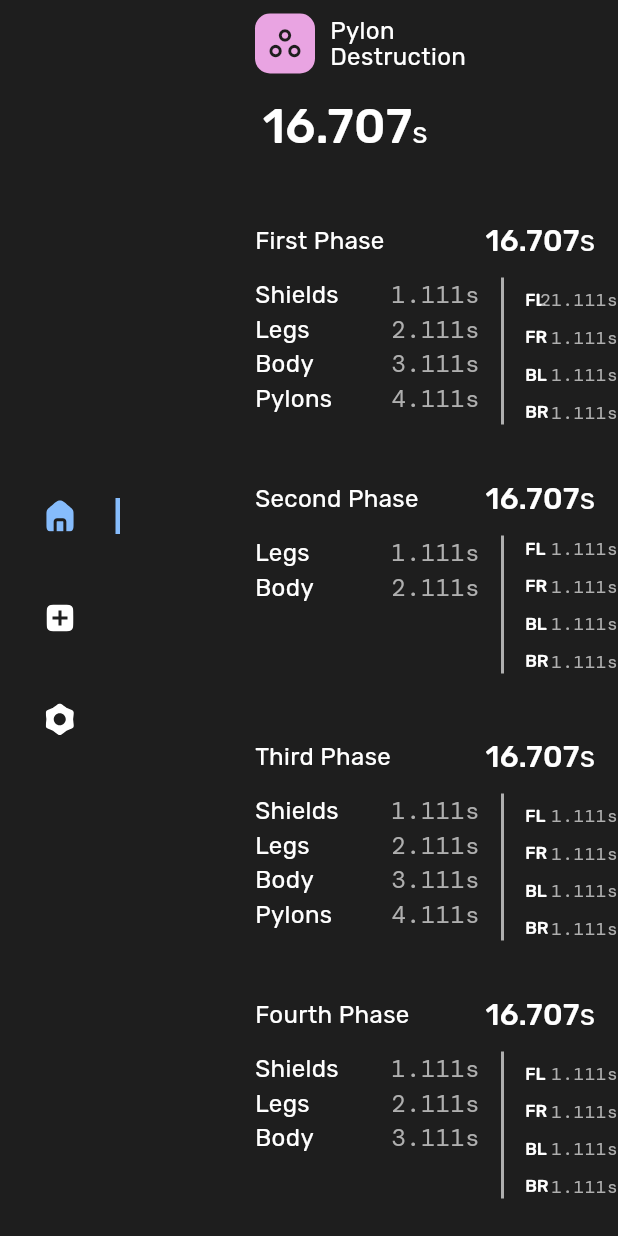
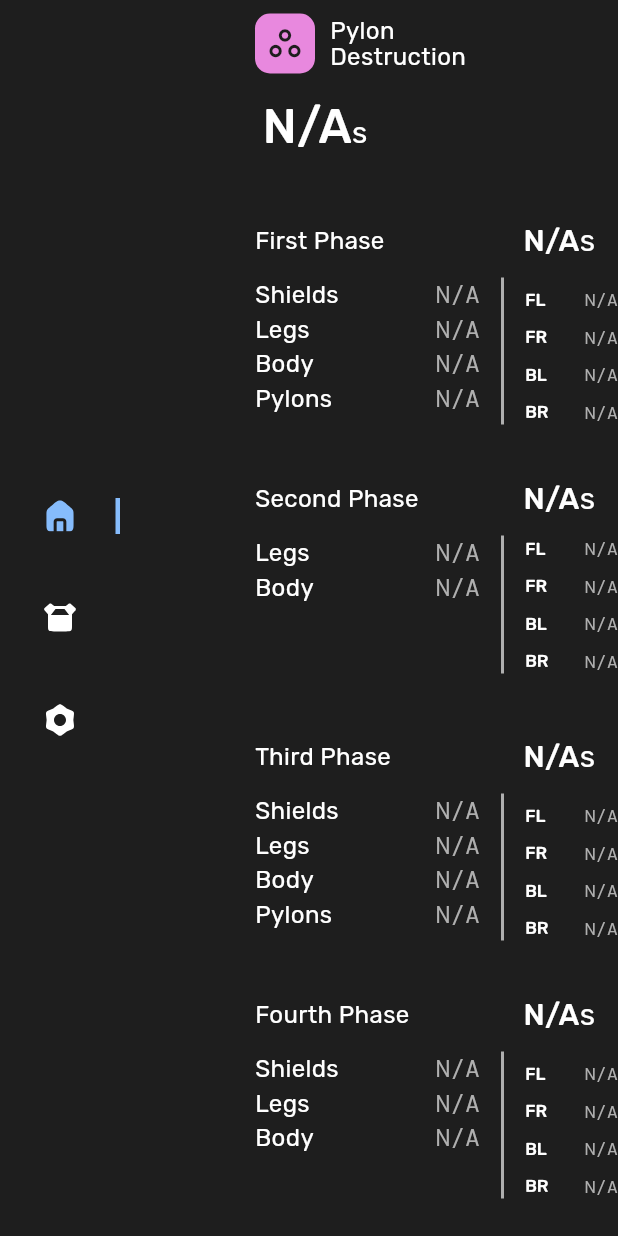
Before and after one commit to Basiiii/Profit-Taker-Analytics, a Flutter app: the screen it shows after launch, scrolled down 946 dp, on a phone screen of 412 x 824 dp. Run offline on Flutter 3.47's test engine with Material 3 defaults, Android fonts, the phone set to English and light mode, and no system bars; drawn by our look-alikes of screenshot; our stand-ins replace flutter_svg, shared_preferences; missing offline and left inert: bitsdojo_window, super_clipboard.

Commit message:
Added Light Mode & Finished Data
Added light mode & finished data preparation for parser (all values start at default).

````diff
--- a/app/lib/main.dart
+++ b/app/lib/main.dart
@@ -1,10 +1,11 @@
 import 'package:flutter/material.dart';
+import 'package:profit_taker_analyzer/theme/theme_control.dart';
 import 'theme/app_theme.dart';
 import 'package:profit_taker_analyzer/widgets/navigation_bar.dart'
     as custom_nav;
 import 'screens/home/home_screen.dart';
-import 'screens/advanced_screen.dart';
-import 'screens/settings_screen.dart';
+import 'screens/run_storage/runs_screen.dart';
+import 'screens/settings/settings_screen.dart';
 import 'package:bitsdojo_window/bitsdojo_window.dart';
 
 /// Main function to run the application.
@@ -30,6 +31,9 @@ class MyApp extends StatefulWidget {
   /// Creates the mutable state for this widget at a given location in the tree.
   @override
   State<MyApp> createState() => _MyAppState();
+
+  static final ValueNotifier<ThemeMode> themeNotifier =
+      ValueNotifier(ThemeMode.dark);
 }
 
 /// The mutable state for the MyApp widget.
@@ -37,15 +41,28 @@ class _MyAppState extends State<MyApp> {
   /// Current index of selected tab.
   int _currentIndex = 0;
 
-  /// Builds the widget tree.
+  /// Future for loading the theme mode.
+  Future<void>? _themeModeFuture;
+
+  @override
+  void initState() {
+    super.initState();
+    _themeModeFuture = loadThemeMode();
+  }
+
   @override
   Widget build(BuildContext context) {
+    return FutureBuilder<void>(
+      future: _themeModeFuture,
+      builder: (context, snapshot) {
+        if (snapshot.connectionState == ConnectionState.done) {
+          return ValueListenableBuilder<ThemeMode>(
+              valueListenable: MyApp.themeNotifier,
+              builder: (_, ThemeMode currentMode, __) {
                 return MaterialApp(
                   theme: lightTheme,
                   darkTheme: darkTheme,
-
-      /// Use dark theme by default
-      themeMode: ThemeMode.dark,
+                  themeMode: currentMode,
                   home: Scaffold(
                     body: Row(
                       children: <Widget>[
@@ -66,7 +83,7 @@ class _MyAppState extends State<MyApp> {
                               HomeScreen(),
 
                               /// Advanced screen widget.
-                  AdvancedScreen(),
+                              RunStorage(),
 
                               /// Settings screen widget.
                               SettingsScreen(),
@@ -77,5 +94,11 @@ class _MyAppState extends State<MyApp> {
                     ),
                   ),
                 );
+              });
+        } else {
+          return const CircularProgressIndicator();
+        }
+      },
+    );
   }
 }
--- a/app/lib/screens/home/home_data.dart
+++ b/app/lib/screens/home/home_data.dart
@@ -72,7 +72,7 @@ class PhaseCards {
 /// - Index 3: Pylons
 ///
 /// The strings represent time durations for each aspect.
-List<String> overviewPhase1 = ['1.111s', '2.111s', '3.111s', '4.111s'];
+List<String> overviewPhase1 = ['N/A', 'N/A', 'N/A', 'N/A'];
 
 /// List of strings representing the overview for the second phase.
 ///
@@ -81,7 +81,7 @@ List<String> overviewPhase1 = ['1.111s', '2.111s', '3.111s', '4.111s'];
 /// - Index 1: Body
 ///
 /// The strings represent time durations for each aspect.
-List<String> overviewPhase2 = ['1.111s', '2.111s'];
+List<String> overviewPhase2 = ['N/A', 'N/A'];
 
 /// List of strings representing the overview for the third phase.
 ///
@@ -92,7 +92,7 @@ List<String> overviewPhase2 = ['1.111s', '2.111s'];
 /// - Index 3: Pylons
 ///
 /// The strings represent time durations for each aspect.
-List<String> overviewPhase3 = ['1.111s', '2.111s', '3.111s', '4.111s'];
+List<String> overviewPhase3 = ['N/A', 'N/A', 'N/A', 'N/A'];
 
 /// List of strings representing the overview for the fourth phase.
 ///
@@ -102,24 +102,24 @@ List<String> overviewPhase3 = ['1.111s', '2.111s', '3.111s', '4.111s'];
 /// - Index 2: Body
 ///
 /// The strings represent time durations for each aspect.
-List<String> overviewPhase4 = ['1.111s', '2.111s', '3.111s'];
+List<String> overviewPhase4 = ['N/A', 'N/A', 'N/A'];
 
 /// List of maps representing the shields for the first phase.
 ///
 /// Each map in the list corresponds to a shield, with the key being the icon and the value being the text.
-/// Initially, this list is empty but will be populated with data fetched from an API.
+/// Initially, this list is empty but will be populated with data fetched from an API. Max of 15 elements.
 List<Map<String, dynamic>> shieldsPhase1 = [];
 
 /// List of maps representing the shields for the third phase.
 ///
 /// Each map in the list corresponds to a shield, with the key being the icon and the value being the text.
-/// Initially, this list is empty but will be populated with data fetched from an API.
+/// Initially, this list is empty but will be populated with data fetched from an API. Max of 15 elements.
 List<Map<String, dynamic>> shieldsPhase3 = [];
 
 /// List of maps representing the shields for the fourth phase.
 ///
 /// Each map in the list corresponds to a shield, with the key being the icon and the value being the text.
-/// Initially, this list is empty but will be populated with data fetched from an API.
+/// Initially, this list is empty but will be populated with data fetched from an API. Max of 15 elements.
 List<Map<String, dynamic>> shieldsPhase4 = [];
 
 /// List of maps representing the legs for the first phase.
@@ -127,10 +127,10 @@ List<Map<String, dynamic>> shieldsPhase4 = [];
 /// Each map in the list corresponds to a leg, with the key being the icon and the value being the text.
 /// The order of the legs is: Front Left, Front Right, Back Left, Back Right.
 List<Map<String, dynamic>> legsPhase1 = [
-  {'icon': CustomIcons.fl, 'text': '21.111s'},
-  {'icon': CustomIcons.fr, 'text': '1.111s'},
-  {'icon': CustomIcons.bl, 'text': '1.111s'},
-  {'icon': CustomIcons.br, 'text': '1.111s'},
+  {'icon': CustomIcons.fl, 'text': 'N/A'},
+  {'icon': CustomIcons.fr, 'text': 'N/A'},
+  {'icon': CustomIcons.bl, 'text': 'N/A'},
+  {'icon': CustomIcons.br, 'text': 'N/A'},
 ];
 
 /// List of maps representing the legs for the second phase.
@@ -138,10 +138,10 @@ List<Map<String, dynamic>> legsPhase1 = [
 /// Each map in the list corresponds to a leg, with the key being the icon and the value being the text.
 /// The order of the legs is: Front Left, Front Right, Back Left, Back Right.
 List<Map<String, dynamic>> legsPhase2 = [
-  {'icon': CustomIcons.fl, 'text': '1.111s'},
-  {'icon': CustomIcons.fr, 'text': '1.111s'},
-  {'icon': CustomIcons.bl, 'text': '1.111s'},
-  {'icon': CustomIcons.br, 'text': '1.111s'},
+  {'icon': CustomIcons.fl, 'text': 'N/A'},
+  {'icon': CustomIcons.fr, 'text': 'N/A'},
+  {'icon': CustomIcons.bl, 'text': 'N/A'},
+  {'icon': CustomIcons.br, 'text': 'N/A'},
 ];
 
 /// List of maps representing the legs for the third phase.
@@ -149,10 +149,10 @@ List<Map<String, dynamic>> legsPhase2 = [
 /// Each map in the list corresponds to a leg, with the key being the icon and the value being the text.
 /// The order of the legs is: Front Left, Front Right, Back Left, Back Right.
 List<Map<String, dynamic>> legsPhase3 = [
-  {'icon': CustomIcons.fl, 'text': '1.111s'},
-  {'icon': CustomIcons.fr, 'text': '1.111s'},
-  {'icon': CustomIcons.bl, 'text': '1.111s'},
-  {'icon': CustomIcons.br, 'text': '1.111s'},
+  {'icon': CustomIcons.fl, 'text': 'N/A'},
+  {'icon': CustomIcons.fr, 'text': 'N/A'},
+  {'icon': CustomIcons.bl, 'text': 'N/A'},
+  {'icon': CustomIcons.br, 'text': 'N/A'},
 ];
 
 /// List of maps representing the legs for the fourth phase.
@@ -160,10 +160,10 @@ List<Map<String, dynamic>> legsPhase3 = [
 /// Each map in the list corresponds to a leg, with the key being the icon and the value being the text.
 /// The order of the legs is: Front Left, Front Right, Back Left, Back Right.
 List<Map<String, dynamic>> legsPhase4 = [
-  {'icon': CustomIcons.fl, 'text': '1.111s'},
-  {'icon': CustomIcons.fr, 'text': '1.111s'},
-  {'icon': CustomIcons.bl, 'text': '1.111s'},
-  {'icon': CustomIcons.br, 'text': '1.111s'},
+  {'icon': CustomIcons.fl, 'text': 'N/A'},
+  {'icon': CustomIcons.fr, 'text': 'N/A'},
+  {'icon': CustomIcons.bl, 'text': 'N/A'},
+  {'icon': CustomIcons.br, 'text': 'N/A'},
 ];
 
 /// List of PhaseCards objects representing the phases of the game.
@@ -173,27 +173,27 @@ List<Map<String, dynamic>> legsPhase4 = [
 List<PhaseCards> phaseCards = [
   PhaseCards(
       title: "First Phase",
-      time: "16.707",
+      time: "N/A",
       overviewList: overviewPhase1,
       shieldsList: shieldsPhase1,
       legsList: legsPhase1),
   PhaseCards(
       title: "Second Phase",
-      time: "16.707",
+      time: "N/A",
       overviewList: overviewPhase2,
       shieldsList: [],
       legsList: legsPhase2),
   PhaseCards(
       title: "Third Phase",
-      time: "16.707",
+      time: "N/A",
       overviewList: overviewPhase3,
       shieldsList: shieldsPhase3,
       legsList: legsPhase3),
   PhaseCards(
       title: "Fourth Phase",
-      time: "16.707",
+      time: "N/A",
       overviewList: overviewPhase4,
-      shieldsList: shieldsPhase1,
+      shieldsList: shieldsPhase4,
       legsList: legsPhase4),
 ];
 
@@ -203,40 +203,40 @@ List<PhaseCards> phaseCards = [
 /// including its color, icon, title, and time.
 List<OverviewCards> overviewCards = [
   OverviewCards(
-    color: const Color(0xFF86BCFC),
+    color: const Color(0xFF68ADFF),
     icon: Icons.access_time,
     title: "Total\nDuration",
-    time: "57.539",
+    time: "N/A",
   ),
   OverviewCards(
-    color: const Color(0xFFFCC686),
+    color: const Color(0xFFFFB054),
     icon: Icons.flight,
     title: "Flight\nTime",
-    time: "3.106",
+    time: "N/A",
   ),
   OverviewCards(
-    color: const Color(0xFFA4ADE9),
+    color: const Color(0xFF7C8AE7),
     icon: Icons.shield,
     title: "Shield\nBreak",
-    time: "9.629",
+    time: "N/A",
   ),
   OverviewCards(
-    color: const Color(0xFF84DFE2),
+    color: const Color(0xFF59D5D9),
     icon: Icons.airline_seat_legroom_extra,
     title: "Leg\nBreak",
-    time: "8.809",
+    time: "N/A",
   ),
   OverviewCards(
-    color: const Color(0xFFE28484),
+    color: const Color(0xFFDB5858),
     icon: Icons.my_location,
     title: "Body\nKill",
-    time: "0.029",
+    time: "N/A",
   ),
   OverviewCards(
-    color: const Color(0xFFE9A4E2),
+    color: const Color(0xFFE888DE),
     icon: Icons.workspaces_outline,
     title: "Pylon\nDestruction",
-    time: "16.707",
+    time: "N/A",
   ),
 ];
 
--- a/app/lib/screens/home/home_screen.dart
+++ b/app/lib/screens/home/home_screen.dart
@@ -1,11 +1,13 @@
 import 'package:flutter/foundation.dart';
 import 'package:flutter/material.dart';
+import 'package:profit_taker_analyzer/main.dart';
 import 'package:profit_taker_analyzer/screens/home/home_widgets.dart';
+import 'package:profit_taker_analyzer/widgets/text_widgets.dart';
+import 'package:path_provider/path_provider.dart';
 import 'package:screenshot/screenshot.dart';
-import 'package:path_provider/path_provider.dart';
+import 'package:super_clipboard/super_clipboard.dart';
+import 'package:shared_preferences/shared_preferences.dart';
 import 'dart:io';
-
-import 'package:super_clipboard/super_clipboard.dart';
 
 /// An enumeration of possible statuses for the screenshot operation.
 enum ScreenshotStatus {
@@ -100,15 +102,45 @@ class _HomeScreenState extends State<HomeScreen> {
                   crossAxisAlignment: CrossAxisAlignment.start,
                   children: <Widget>[
                     Row(
-                        mainAxisAlignment: MainAxisAlignment.spaceBetween,
                       children: [
                         titleText(
                             'Profit Taker Analytics', 32, FontWeight.bold),
+                        Expanded(
+                          child: Row(
+                            mainAxisAlignment: MainAxisAlignment.end,
+                            children: [
+                              IconButton(
+                                  icon: Icon(MyApp.themeNotifier.value ==
+                                          ThemeMode.light
+                                      ? Icons.nightlight
+                                      : Icons.wb_sunny),
+                                  onPressed: () async {
+                                    ThemeMode newMode =
+                                        MyApp.themeNotifier.value ==
+                                                ThemeMode.light
+                                            ? ThemeMode.dark
+                                            : ThemeMode.light;
+
+                                    MyApp.themeNotifier.value = newMode;
+
+                                    SharedPreferences prefs =
+                                        await SharedPreferences.getInstance();
+                                    Map<ThemeMode, String> themeModeMap = {
+                                      ThemeMode.light: 'light',
+                                      ThemeMode.dark: 'dark',
+                                    };
+                                    prefs.setString(
+                                        'themeMode', themeModeMap[newMode]!);
+                                  }),
                               Padding(
                                 padding: const EdgeInsets.only(right: 15),
-                            child: iconButton(_scaffoldKey),
+                                child: drawerButton(_scaffoldKey),
                               )
-                        ]),
+                            ],
+                          ),
+                        ),
+                      ],
+                    ),
                     titleText('Hello User!', 24, FontWeight.normal),
                     const SizedBox(height: 25),
                     Row(
--- a/app/lib/screens/home/home_widgets.dart
+++ b/app/lib/screens/home/home_widgets.dart
@@ -1,43 +1,13 @@
 import 'package:flutter/material.dart';
 import 'package:profit_taker_analyzer/screens/home/home_data.dart';
 
-/// Creates a styled text widget.
-///
-/// This function generates a Text widget with the specified [text], [fontSize]
-/// and [weight]. The font family used is 'Poppins'.
-///
-/// ```dart
-/// titleText("Hello World", 20.0, FontWeight.bold);
-/// ```
-///
-/// The above code will produce a bold text with the text "Hello World" and
-/// font size 20.0.
-///
-/// Parameters:
-/// * [text]: The text to be displayed.
-/// * [fontSize]: The size of the font.
-/// * [weight]: The weight of the font.
-///
-/// Returns:
-/// A [Text] widget with the specified parameters.
-Text titleText(String text, double fontSize, FontWeight weight) {
-  return Text(
-    text,
-    style: TextStyle(
-      fontSize: fontSize,
-      fontWeight: weight,
-      fontFamily: 'Poppins',
-    ),
-  );
-}
-
-/// Creates an IconButton widget.
+/// Creates an IconButton widget for drawer.
 ///
 /// This function generates an IconButton widget with a specific icon. When
 /// the button is pressed, it opens the end drawer of the scaffold.
 ///
 /// ```dart
-/// iconButton(GlobalKey<ScaffoldState> scaffoldKey);
+/// drawerButton(GlobalKey<ScaffoldState> scaffoldKey);
 /// ```
 ///
 /// The above code will produce an IconButton with a specific icon. When
@@ -48,7 +18,7 @@ Text titleText(String text, double fontSize, FontWeight weight) {
 ///
 /// Returns:
 /// An [IconButton] widget that opens the end drawer when pressed.
-IconButton iconButton(GlobalKey<ScaffoldState> scaffoldKey) {
+IconButton drawerButton(GlobalKey<ScaffoldState> scaffoldKey) {
   return IconButton(
     icon: const Icon(
       Icons.view_headline,
@@ -242,9 +212,9 @@ Widget buildOverviewCard(int index, BuildContext context) {
                 generateRichText(context, [
                   generateTextSpan(
                       overviewCards[index].time, 32, FontWeight.w600,
-                      color: Colors.white),
+                      color: Theme.of(context).colorScheme.onSurface),
                   generateTextSpan('s ', 20, FontWeight.w400,
-                      color: Colors.white),
+                      color: Theme.of(context).colorScheme.onSurface),
                 ]),
               ],
             ),
@@ -323,8 +293,10 @@ Widget buildPhaseCard(int index, BuildContext context) {
               Expanded(
                 child: Text(
                   phaseCards[index].title,
-                  style: const TextStyle(
-                      fontSize: 16, fontWeight: FontWeight.w400),
+                  style: TextStyle(
+                      fontSize: 16,
+                      fontWeight: FontWeight.w400,
+                      color: Theme.of(context).colorScheme.onSurface),
                 ),
               ),
               Expanded(
@@ -336,9 +308,9 @@ Widget buildPhaseCard(int index, BuildContext context) {
                       generateRichText(context, [
                         generateTextSpan(
                             phaseCards[index].time, 20, FontWeight.w600,
-                            color: Theme.of(context).colorScheme.tertiary),
+                            color: Theme.of(context).colorScheme.onSurface),
                         generateTextSpan('s ', 20, FontWeight.w400,
-                            color: Theme.of(context).colorScheme.tertiary),
+                            color: Theme.of(context).colorScheme.onSurface),
                       ]),
                     ],
                   ),
--- a/app/lib/screens/advanced_screen.dart
+++ b/app/lib/screens/run_storage/runs_screen.dart
@@ -1,13 +1,13 @@
 import 'package:flutter/material.dart';
 
-class AdvancedScreen extends StatelessWidget {
-  const AdvancedScreen({super.key});
+class RunStorage extends StatelessWidget {
+  const RunStorage({super.key});
 
   @override
   Widget build(BuildContext context) {
     return const Scaffold(
       body: Center(
-        child: Text('Welcome to the Advanced Page!'),
+        child: Text('Coming soon!'),
       ),
     );
   }
--- a/app/lib/theme/app_theme.dart
+++ b/app/lib/theme/app_theme.dart
@@ -1,8 +1,23 @@
 import 'package:flutter/material.dart';
 
 final ThemeData lightTheme = ThemeData(
-  primarySwatch: Colors.lightBlue,
-  brightness: Brightness.light,
+  fontFamily: 'Rubik',
+  colorScheme: const ColorScheme(
+    primary: Colors.blue,
+    secondary: Colors.lightBlueAccent,
+    tertiary: Color(0xFF6D6F78),
+    surface: Color(0xFFF2F3F5),
+    surfaceVariant: Color(0xFFAFAFAF),
+    background: Colors.white,
+    error: Colors.red,
+    onPrimary: Colors.white,
+    onSecondary: Colors.white,
+    onSurface: Colors.black,
+    onBackground: Colors.black,
+    onTertiary: Colors.black,
+    onError: Colors.black,
+    brightness: Brightness.light,
+  ),
 );
 
 final ThemeData darkTheme = ThemeData(
--- /dev/null
+++ b/app/lib/theme/theme_control.dart
@@ -0,0 +1,20 @@
+import 'package:flutter/material.dart';
+import 'package:profit_taker_analyzer/main.dart';
+import 'package:shared_preferences/shared_preferences.dart';
+
+Map<ThemeMode, String> themeModeMap = {
+  ThemeMode.light: 'light',
+  ThemeMode.dark: 'dark',
+};
+
+Future<void> loadThemeMode() async {
+  SharedPreferences prefs = await SharedPreferences.getInstance();
+  String? savedThemeMode = prefs.getString('themeMode');
+
+  Map<String, ThemeMode> reverseThemeModeMap =
+      themeModeMap.map((k, v) => MapEntry(v, k));
+
+  if (reverseThemeModeMap.containsKey(savedThemeMode)) {
+    MyApp.themeNotifier.value = reverseThemeModeMap[savedThemeMode]!;
+  }
+}
--- a/app/lib/widgets/navigation_bar.dart
+++ b/app/lib/widgets/navigation_bar.dart
@@ -30,7 +30,7 @@ class _NavigationBarState extends State<NavigationBar> {
         children: <Widget>[
           _buildNavItem('assets/HOME_ICON.svg', 0),
           const SizedBox(height: 20),
-          _buildNavItem('assets/PLUS_ICON.svg', 1),
+          _buildNavItem('assets/BOX_ICON.svg', 1),
           const SizedBox(height: 20),
           _buildNavItem('assets/SETTINGS_ICON.svg', 2),
         ],
@@ -48,6 +48,7 @@ class _NavigationBarState extends State<NavigationBar> {
           child: Container(
             width: 3,
             height: 24,
+
             /// Only highlights current index with primary color
             color: _currentIndex == index
                 ? Theme.of(context).colorScheme.primary
@@ -60,7 +61,7 @@ class _NavigationBarState extends State<NavigationBar> {
               svgAsset,
               color: _currentIndex == index
                   ? Theme.of(context).colorScheme.primary
-                  : Colors.white,
+                  : Theme.of(context).colorScheme.tertiary,
             ),
             onPressed: () {
               setState(() {
--- /dev/null
+++ b/app/lib/widgets/text_widgets.dart
@@ -0,0 +1,31 @@
+import 'package:flutter/material.dart';
+
+/// Creates a styled text widget.
+///
+/// This function generates a Text widget with the specified [text], [fontSize]
+/// and [weight]. The font family used is 'Poppins'.
+///
+/// ```dart
+/// titleText("Hello World", 20.0, FontWeight.bold);
+/// ```
+///
+/// The above code will produce a bold text with the text "Hello World" and
+/// font size 20.0.
+///
+/// Parameters:
+/// * [text]: The text to be displayed.
+/// * [fontSize]: The size of the font.
+/// * [weight]: The weight of the font.
+///
+/// Returns:
+/// A [Text] widget with the specified parameters.
+Text titleText(String text, double fontSize, FontWeight weight) {
+  return Text(
+    text,
+    style: TextStyle(
+      fontSize: fontSize,
+      fontWeight: weight,
+      fontFamily: 'Poppins',
+    ),
+  );
+}
--- a/app/pubspec.yaml
+++ b/app/pubspec.yaml
@@ -26,8 +26,8 @@ dependencies:
  path_provider: ^2.1.2
  # Super clipboard for copy/paste operations
  super_clipboard: ^0.8.4
- # Cupertino Icons for iOS style icons
- cupertino_icons: ^1.0.2
+ # Shared preferences
+ shared_preferences: ^2.0.8
 
 dev_dependencies:
  flutter_test:
````
Also changed, not shown: app/assets/BOX_ICON.svg (added), app/assets/SETTINGS_ICON.svg, app/lib/screens/settings/settings_screen.dart (renamed from app/lib/screens/settings_screen.dart), app/pubspec.lock. Lines whose indentation alone changed are shown as unchanged.
